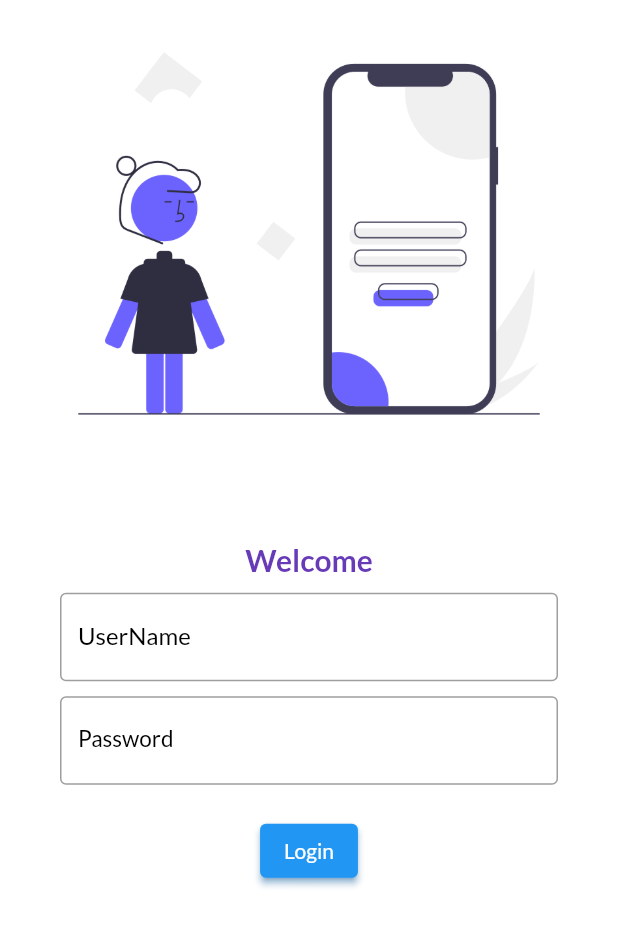
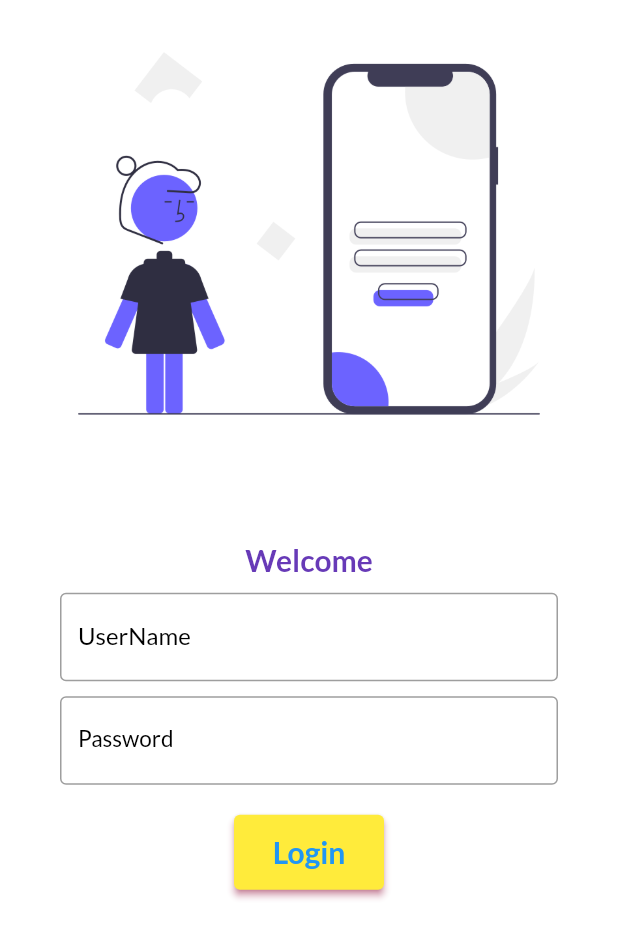
Before and after one commit to PrabeshPP/30days_of_flutter, a Flutter app: the screen it shows after launch, on a phone screen of 412 x 824 dp. Shown: the top 939 px of the screen. Run offline on Flutter 3.47's test engine with Material 2 defaults, Android fonts, the phone set to English and light mode, and no system bars; our stand-ins replace google_fonts.

Commit message:
created a class for  new routes and work on login button

```diff
--- a/lib/main.dart
+++ b/lib/main.dart
@@ -1,6 +1,7 @@
 import 'package:flutter/material.dart';
 import 'package:flutter_application_1/screens/homepage.dart';
 import 'package:flutter_application_1/screens/loginpage.dart';
+import 'package:flutter_application_1/utils/routes.dart';
 import 'package:google_fonts/google_fonts.dart';
 
 
@@ -17,14 +18,14 @@ class MyApp extends StatelessWidget {
     return MaterialApp(
       debugShowCheckedModeBanner: false,//bascially remove the debug from the top right corner
 
-      themeMode:ThemeMode.light,
+      themeMode:ThemeMode.system,
       theme: ThemeData(primarySwatch: Colors.red,
       fontFamily: GoogleFonts.lato().fontFamily
       ),
       darkTheme: ThemeData(brightness: Brightness.dark),
       routes: {
-        "/":(context)=>Login(),
-        "/home":(context)=>Homepage()
+        MyRoutes.loginRoute:(context)=>Login(),
+        MyRoutes.homeRoute:(context)=>Homepage()
       },
     );
 
--- a/lib/screens/loginpage.dart
+++ b/lib/screens/loginpage.dart
@@ -1,27 +1,29 @@
 import 'dart:ui';
 
 import 'package:flutter/material.dart';
-class  Login extends StatelessWidget {
+import 'package:flutter_application_1/utils/routes.dart';
 
-
+class Login extends StatelessWidget {
   @override
   Widget build(BuildContext context) {
     return Material(
       color: Colors.white,
-
+      child: SingleChildScrollView(
         child: Column(
           children: [
-         Image.asset("assets/images/log.png",fit: BoxFit.cover),
+            Image.asset("assets/images/log.png", fit: BoxFit.contain),
             SizedBox(
               height: 50,
             ),
-         Text("Welcome",style: TextStyle(fontSize: 20
-         ,color: Colors.deepPurple,fontWeight: FontWeight.bold
-
-         ),
+            Text(
+              "Welcome",
+              style: TextStyle(
+                  fontSize: 20,
+                  color: Colors.deepPurple,
+                  fontWeight: FontWeight.bold),
             ),
             Padding(
-           padding: const EdgeInsets.symmetric(horizontal: 40,vertical: 10),
+              padding: const EdgeInsets.symmetric(horizontal: 40, vertical: 10),
               child: Column(
                 children: [
                   TextFormField(
@@ -29,63 +31,55 @@ class  Login extends StatelessWidget {
                     decoration: InputDecoration(
                         labelText: "UserName",
                         hintText: "Enter Username",
-                   labelStyle:TextStyle(
-                     color: Colors.black,
-                     fontWeight: FontWeight.w500),
+                        labelStyle: TextStyle(
+                            color: Colors.black, fontWeight: FontWeight.w500),
                         focusedBorder: OutlineInputBorder(
                           borderSide: BorderSide(
                             color: Colors.deepPurple,
                           ),
                         ),
-                  border: OutlineInputBorder(
-                    borderSide: BorderSide()
-                  )
-
-
-                 ),
-
+                        border: OutlineInputBorder(borderSide: BorderSide())),
                   ),
                   SizedBox(
                     height: 10,
                   ),
-
                   TextFormField(
                     obscureText: true,
                     decoration: InputDecoration(
                         labelText: "Password",
                         hintText: "Enter Password",
-                  labelStyle: TextStyle(color: Colors.black,
+                        labelStyle: TextStyle(
+                            color: Colors.black,
                             fontSize: 15,
                             fontWeight: FontWeight.w500),
                         focusedBorder: OutlineInputBorder(
-                    borderSide: BorderSide(
-                      color: Colors.deepPurple
+                          borderSide: BorderSide(color: Colors.deepPurple),
                         ),
-                  ),
-                 border: OutlineInputBorder(
-                   borderSide: BorderSide()
-                 )
-                ),
+                        border: OutlineInputBorder(borderSide: BorderSide())),
                   ),
                   SizedBox(
                     height: 20,
                   ),
-
-        ElevatedButton(child: Text("Login"),
-        onPressed: (){
-
+                  ElevatedButton(
+                    child: Text("Login",
+                        style: TextStyle(
+                            fontSize: 20,
+                            fontWeight: FontWeight.w600,
+                            color: Colors.blue)),
+                    onPressed: () {
+                      Navigator.pushNamed(context, MyRoutes.homeRoute);
                     },
-      style:TextButton.styleFrom(shadowColor: Colors.blue,
-      backgroundColor: Colors.blue,
-      ),
+                    style: TextButton.styleFrom(
+                        shadowColor: Colors.pink,
+                        backgroundColor: Colors.yellow,
+                        minimumSize: Size(100, 50)),
                   )
                 ],
-
               ),
             )
           ],
         ),
-
+      ),
     );
   }
 }
--- /dev/null
+++ b/lib/utils/routes.dart
@@ -0,0 +1,4 @@
+class MyRoutes {
+  static String loginRoute = "/";
+  static String homeRoute = "/home";
+}
```
Lines whose indentation alone changed are shown as unchanged.
